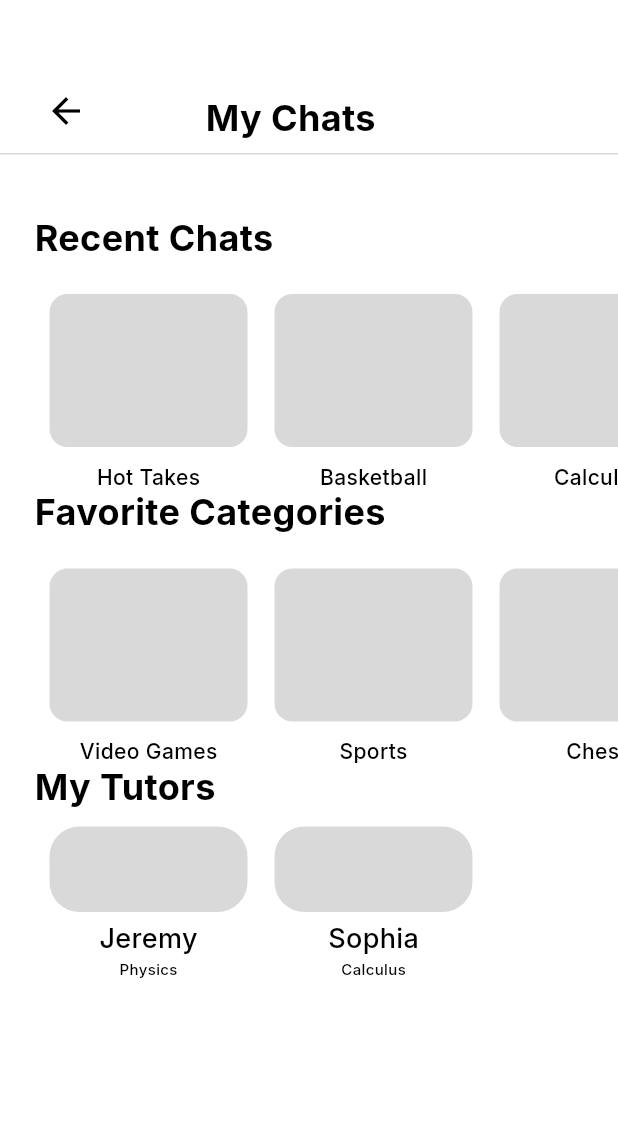
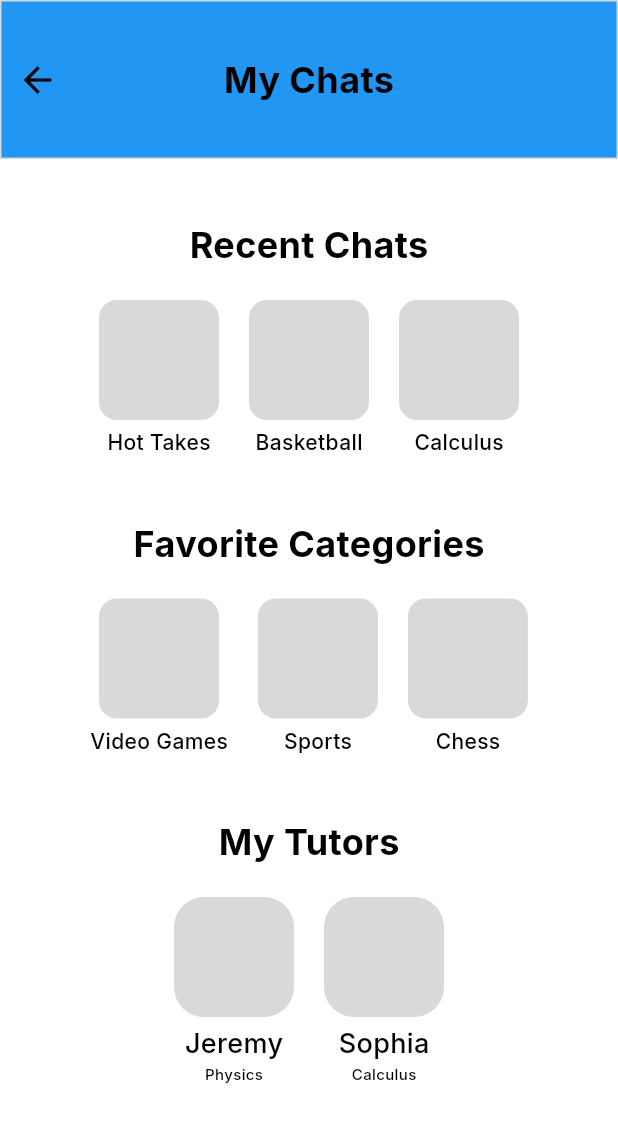
Before and after one commit to ParkerWilliams1/gemo, a Flutter app: the MyChatsScreen screen opened directly, on a phone screen of 412 x 824 dp. Shown: the top 1122 px of the screen. Run offline on Flutter 3.47's test engine with Material 3 defaults, Android fonts, the phone set to English and light mode, and no system bars; our stand-ins replace cloud_firestore, firebase_auth, firebase_core, google_fonts, logger; accounts and stored records are empty.

```diff
--- a/lib/screens/my_chats_screen.dart
+++ b/lib/screens/my_chats_screen.dart
@@ -7,39 +7,36 @@ class MyChatsScreen extends StatelessWidget {
   Widget build(BuildContext context) {
     return Scaffold(
       backgroundColor: Colors.white,
-      body: Stack(
+      body: SingleChildScrollView(
+        child: Column(
+          mainAxisAlignment: MainAxisAlignment.start,
+          crossAxisAlignment: CrossAxisAlignment.center,
           children: [
-          // Top Bar Background
-          Positioned(
-            left: -36,
-            top: -33,
-            child: Container(
-              width: 473,
-              height: 136,
+            // Top Bar Background with Title
+            Container(
+              width: double.infinity,
+              height: 106,
               decoration: ShapeDecoration(
-                color: Colors.white,
+                color: Colors.blue,
                 shape: RoundedRectangleBorder(
                   side: BorderSide(width: 1, color: Color(0xFFD9D9D9)),
                 ),
               ),
-            ),
-          ),
-          // Back Button
-          Positioned(
-            left: 20,
-            top: 50,
+              child: Stack(
+                children: [
+                  Align(
+                    alignment: Alignment.centerLeft,
                     child: IconButton(
-              icon: const Icon(Icons.arrow_back, color: Colors.black, size: 28),
+                      icon: const Icon(Icons.arrow_back,
+                          color: Colors.black, size: 28),
                       onPressed: () {
                         Navigator.pop(context);
                       },
                     ),
                   ),
-          // Title: My Chats
-          const Positioned(
-            left: 137,
-            top: 61,
-            child: Text(
+                  Align(
+                    alignment: Alignment.center,
+                    child: const Text(
                       'My Chats',
                       style: TextStyle(
                         color: Colors.black,
@@ -49,33 +46,36 @@ class MyChatsScreen extends StatelessWidget {
                       ),
                     ),
                   ),
+                ],
+              ),
+            ),
+            const SizedBox(height: 40),
             // Recent Chats Section
-          _sectionTitle("Recent Chats", 141),
-          _chatBox(33, 196, "Hot Takes"),
-          _chatBox(183, 196, "Basketball"),
-          _chatBox(333, 196, "Calculus"),
-
+            _sectionTitle("Recent Chats"),
+            const SizedBox(height: 20),
+            _chatRow(["Hot Takes", "Basketball", "Calculus"]),
+            const SizedBox(height: 40),
             // Favorite Categories Section
-          _sectionTitle("Favorite Categories", 324),
-          _chatBox(33, 379, "Video Games"),
-          _chatBox(183, 379, "Sports"),
-          _chatBox(333, 379, "Chess"),
-
+            _sectionTitle("Favorite Categories"),
+            const SizedBox(height: 20),
+            _chatRow(["Video Games", "Sports", "Chess"]),
+            const SizedBox(height: 40),
             // My Tutors Section
-          _sectionTitle("My Tutors", 507),
-          _tutorBox(33, 551, "Jeremy", "Physics"),
-          _tutorBox(183, 551, "Sophia", "Calculus"),
+            _sectionTitle("My Tutors"),
+            const SizedBox(height: 20),
+            _tutorRow([
+              {"name": "Jeremy", "subject": "Physics"},
+              {"name": "Sophia", "subject": "Calculus"}
+            ]),
           ],
+        ),
       ),
     );
   }
 
   // Section Title Widget
-  Widget _sectionTitle(String title, double top) {
-    return Positioned(
-      left: 23,
-      top: top,
-      child: Text(
+  Widget _sectionTitle(String title) {
+    return Text(
       title,
       style: const TextStyle(
         color: Colors.black,
@@ -83,20 +83,21 @@ class MyChatsScreen extends StatelessWidget {
         fontFamily: 'Inter',
         fontWeight: FontWeight.w700,
       ),
-      ),
     );
   }
 
-  // Chat Box Widget
-  Widget _chatBox(double left, double top, String label) {
-    return Positioned(
-      left: left,
-      top: top,
+  // Chat Row Widget
+  Widget _chatRow(List<String> labels) {
+    return Row(
+      mainAxisAlignment: MainAxisAlignment.center,
+      children: labels.map((label) {
+        return Padding(
+          padding: const EdgeInsets.symmetric(horizontal: 10),
           child: Column(
             children: [
               Container(
-            width: 132,
-            height: 102,
+                width: 80,
+                height: 80,
                 decoration: ShapeDecoration(
                   color: const Color(0xFFD9D9D9),
                   shape: RoundedRectangleBorder(
@@ -104,7 +105,7 @@ class MyChatsScreen extends StatelessWidget {
                   ),
                 ),
               ),
-          const SizedBox(height: 10),
+              const SizedBox(height: 5),
               Text(
                 label,
                 style: const TextStyle(
@@ -117,18 +118,22 @@ class MyChatsScreen extends StatelessWidget {
             ],
           ),
         );
+      }).toList(),
+    );
   }
 
-  // Tutor Box Widget
-  Widget _tutorBox(double left, double top, String name, String subject) {
-    return Positioned(
-      left: left,
-      top: top,
+  // Tutor Row Widget
+  Widget _tutorRow(List<Map<String, String>> tutors) {
+    return Row(
+      mainAxisAlignment: MainAxisAlignment.center,
+      children: tutors.map((tutor) {
+        return Padding(
+          padding: const EdgeInsets.symmetric(horizontal: 10),
           child: Column(
             children: [
               Container(
-            width: 132,
-            height: 57,
+                width: 80,
+                height: 80,
                 decoration: ShapeDecoration(
                   color: const Color(0xFFD9D9D9),
                   shape: RoundedRectangleBorder(
@@ -138,7 +143,7 @@ class MyChatsScreen extends StatelessWidget {
               ),
               const SizedBox(height: 5),
               Text(
-            name,
+                tutor["name"]!,
                 style: const TextStyle(
                   color: Colors.black,
                   fontSize: 18,
@@ -147,7 +152,7 @@ class MyChatsScreen extends StatelessWidget {
                 ),
               ),
               Text(
-            subject,
+                tutor["subject"]!,
                 style: const TextStyle(
                   color: Colors.black,
                   fontSize: 10,
@@ -158,5 +163,7 @@ class MyChatsScreen extends StatelessWidget {
             ],
           ),
         );
+      }).toList(),
+    );
   }
 }
```
Also changed, not shown: lib/screens/text_chat_screen.dart (+23 -6 lines), lib/services/user_matching.dart (+34 -4 lines). Lines whose indentation alone changed are shown as unchanged.
